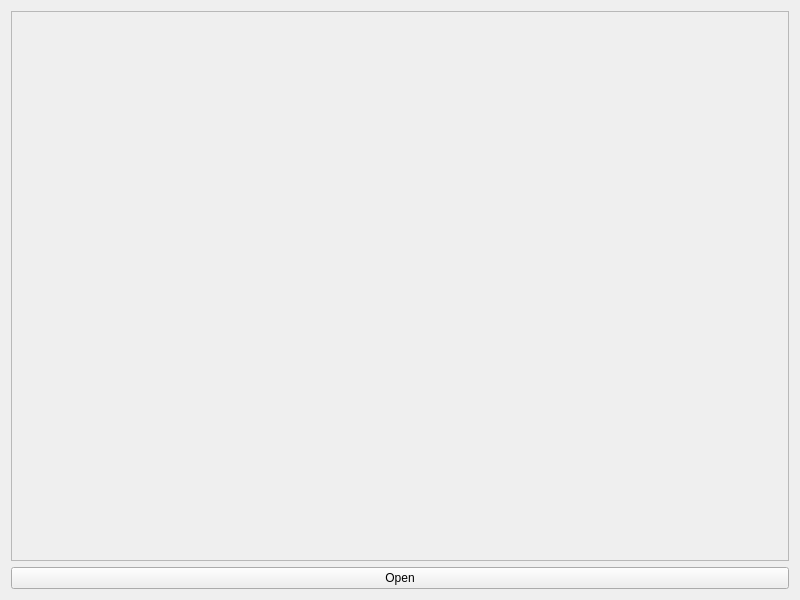
Old version of the form pp-desktop/mainwindow.ui in the repository igorsiem/photopres.
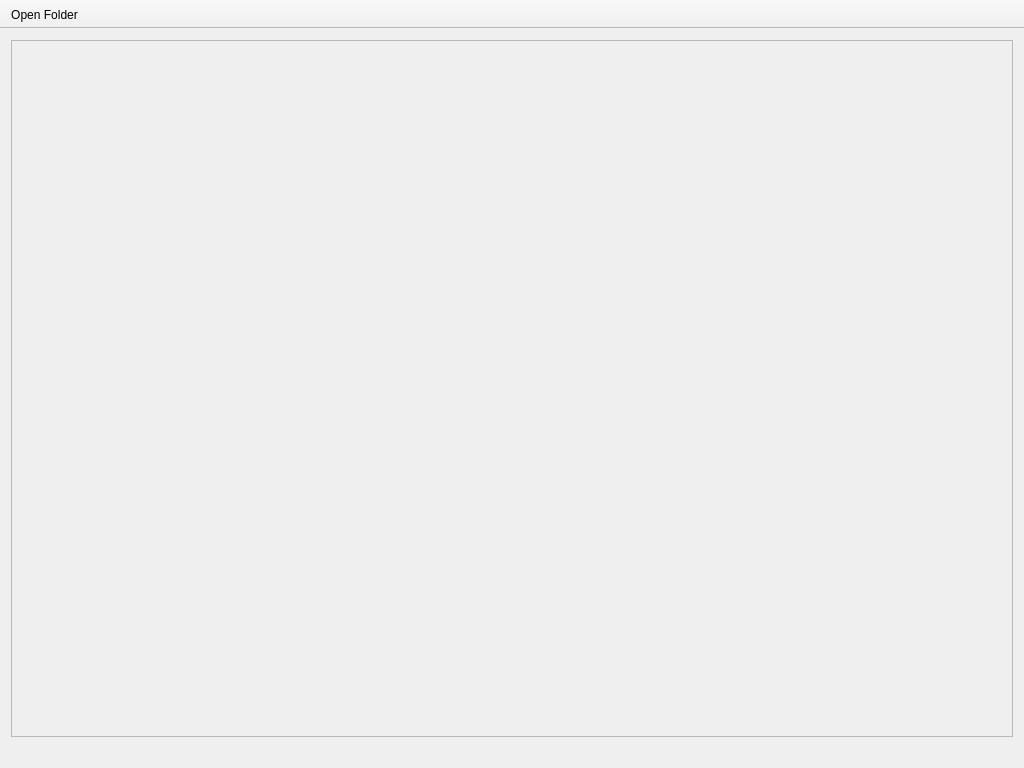
New version of the form.

Commit message: 2 various layout changes in the desktop app

Patch:
```diff
--- a/pp-desktop/mainwindow.ui
+++ b/pp-desktop/mainwindow.ui
@@ -6,8 +6,8 @@
    <rect>
     <x>0</x>
     <y>0</y>
-    <width>800</width>
-    <height>600</height>
+    <width>1024</width>
+    <height>768</height>
    </rect>
   </property>
   <property name="windowTitle">
@@ -25,23 +25,99 @@
         <rect>
          <x>0</x>
          <y>0</y>
-         <width>772</width>
-         <height>527</height>
+         <width>996</width>
+         <height>672</height>
         </rect>
        </property>
-       <layout class="QVBoxLayout" name="verticalLayout_2"/>
+       <property name="sizePolicy">
+        <sizepolicy hsizetype="Expanding" vsizetype="Expanding">
+         <horstretch>0</horstretch>
+         <verstretch>0</verstretch>
+        </sizepolicy>
+       </property>
+       <layout class="QVBoxLayout" name="imageScrlLyo">
+        <property name="spacing">
+         <number>0</number>
+        </property>
+        <property name="leftMargin">
+         <number>0</number>
+        </property>
+        <property name="topMargin">
+         <number>0</number>
+        </property>
+        <property name="rightMargin">
+         <number>0</number>
+        </property>
+        <property name="bottomMargin">
+         <number>0</number>
+        </property>
+        <item>
+         <widget class="QLabel" name="imageLbl">
+          <property name="sizePolicy">
+           <sizepolicy hsizetype="Ignored" vsizetype="Ignored">
+            <horstretch>0</horstretch>
+            <verstretch>0</verstretch>
+           </sizepolicy>
+          </property>
+          <property name="text">
+           <string>&lt;image&gt;</string>
+          </property>
+          <property name="alignment">
+           <set>Qt::AlignCenter</set>
+          </property>
+         </widget>
+        </item>
+       </layout>
       </widget>
      </widget>
     </item>
     <item>
-     <widget class="QPushButton" name="openBtn">
+     <widget class="QLabel" name="textLbl">
+      <property name="sizePolicy">
+       <sizepolicy hsizetype="Preferred" vsizetype="Preferred">
+        <horstretch>0</horstretch>
+        <verstretch>0</verstretch>
+       </sizepolicy>
+      </property>
       <property name="text">
-       <string>Open</string>
+       <string>&lt;text&gt;</string>
+      </property>
+      <property name="wordWrap">
+       <bool>true</bool>
       </property>
      </widget>
     </item>
    </layout>
   </widget>
+  <widget class="QToolBar" name="toolBar">
+   <property name="windowTitle">
+    <string>Tool bar</string>
+   </property>
+   <property name="movable">
+    <bool>false</bool>
+   </property>
+   <property name="floatable">
+    <bool>false</bool>
+   </property>
+   <attribute name="toolBarArea">
+    <enum>TopToolBarArea</enum>
+   </attribute>
+   <attribute name="toolBarBreak">
+    <bool>false</bool>
+   </attribute>
+   <addaction name="openFolderAct"/>
+  </widget>
+  <action name="openFolderAct">
+   <property name="text">
+    <string>&amp;Open Folder</string>
+   </property>
+   <property name="toolTip">
+    <string>Open a folder of images</string>
+   </property>
+   <property name="shortcut">
+    <string>Ctrl+O</string>
+   </property>
+  </action>
  </widget>
  <layoutdefault spacing="6" margin="11"/>
  <resources/>
```
Left out of the diff: 2 changed lines with no effect on the pictures. The commit also changes 2 other files.
